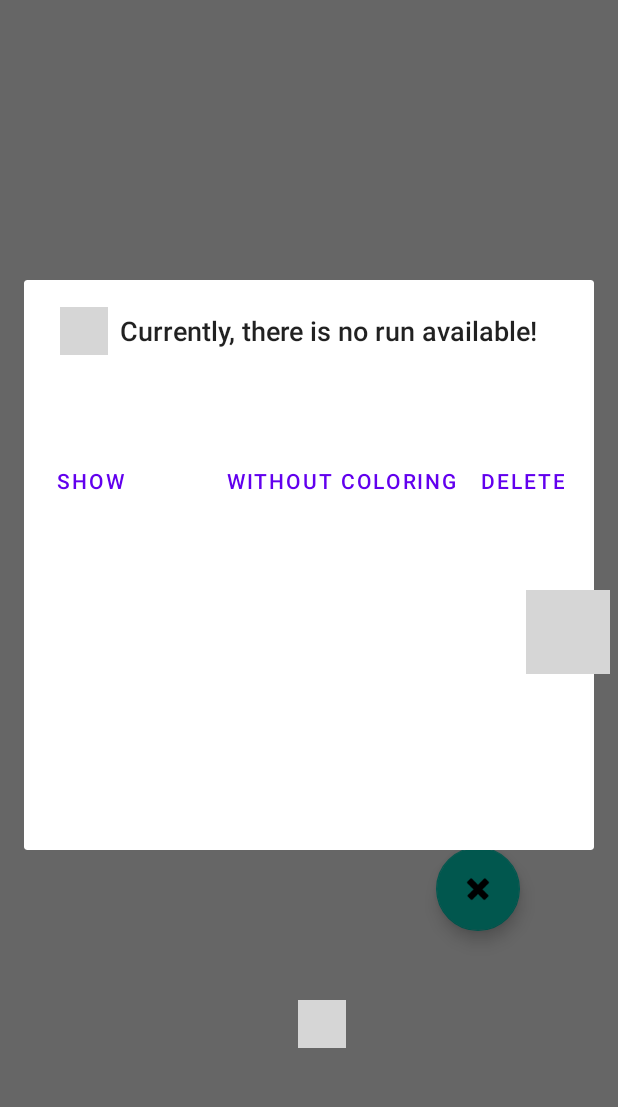
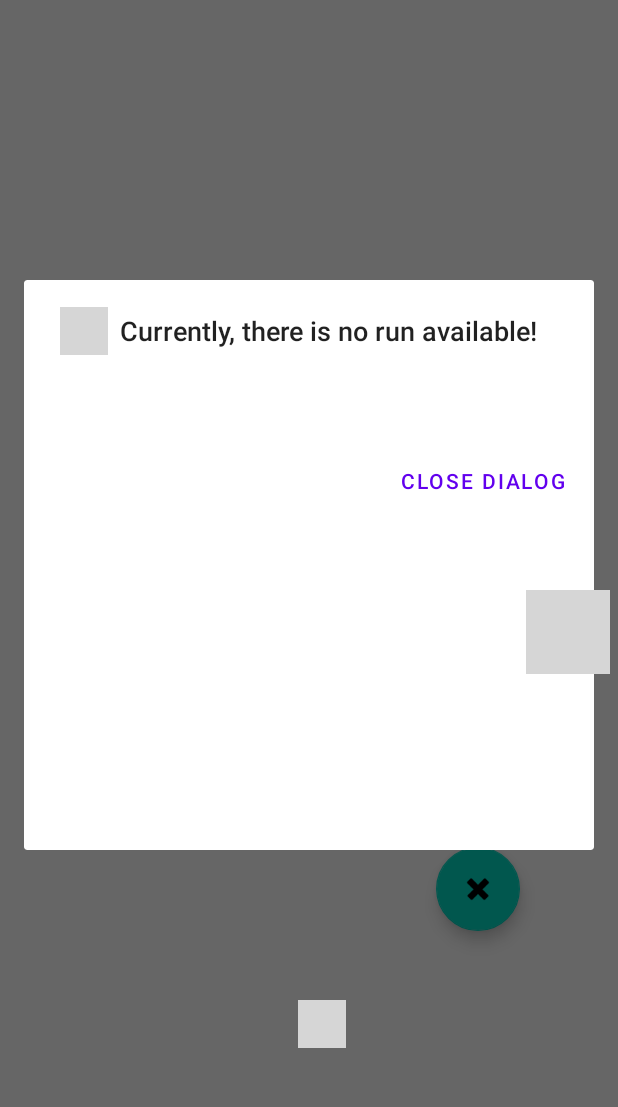
Before and after one commit to bernd-roth/Ultrarunning, an Android app: the screen it shows after launch (MapsActivity), after a tap on an icon or button, on a phone screen of 412 x 824 dp, the part 53-1160 px from its top. Run offline under Robolectric (Android 15) with nearby library versions, the phone set to English and light mode, and no system bars; our stand-ins replace EventBus, Timber; libraries missing offline, so code that uses them is left out: com.github.pengrad.mapscaleview, com.opencsv, org.shredzone.commons; plain views replace MapScaleView; 3 statements that could not run were skipped; 3 other taps on this screen came first; grey boxes are pictures that could not be loaded.

Commit message:
MapsActivity: show closing button in alertdialog if no tracks are listed

```diff
--- a/app/src/main/java/at/co/netconsulting/runningtracker/MapsActivity.java
+++ b/app/src/main/java/at/co/netconsulting/runningtracker/MapsActivity.java
@@ -555,6 +555,7 @@ public class MapsActivity extends BaseActivity implements OnMapReadyCallback, Go
             arrayAdapter.add(allEntries.get(i).getNumber_of_run() + ": " + allEntries.get(i).getDateTime() + "\n"
             + count + " points to load");
         }
+        if(allEntries.size()>0) {
             builderSingle.setNegativeButton(getResources().getString(R.string.buttonWithoutColoring), new DialogInterface.OnClickListener() {
                 @Override
                 public void onClick(DialogInterface dialog, int which) {
@@ -570,7 +571,7 @@ public class MapsActivity extends BaseActivity implements OnMapReadyCallback, Go
                         public void run() {
                             //Background work here
                             List<Run> allEntries = db.getSingleEntryOrderedByDateTime(numberOfRun);
-                        for(int i = 0; i < allEntries.size(); i++) {
+                            for (int i = 0; i < allEntries.size(); i++) {
                                 latLng[0] = new LatLng(allEntries.get(i).getLat(), allEntries.get(i).getLng());
                                 mPolylinePoints.add(latLng[0]);
                             }
@@ -591,14 +592,6 @@ public class MapsActivity extends BaseActivity implements OnMapReadyCallback, Go
                             });
                         }
                     });
-            }
-        });
-
-        builderSingle.setSingleChoiceItems(arrayAdapter, checkedItem, new DialogInterface.OnClickListener() {
-            @Override
-            public void onClick(DialogInterface dialog, int which) {
-                // user checked an item
-                whichItemChecked[0] = which;
                 }
             });
             builderSingle.setNeutralButton("Show", new DialogInterface.OnClickListener() {
@@ -651,6 +644,22 @@ public class MapsActivity extends BaseActivity implements OnMapReadyCallback, Go
 
                     db.deleteSingleEntry(intNumberOfRun);
                     Toast.makeText(getApplicationContext(), getResources().getString(R.string.single_entry_deleted), Toast.LENGTH_LONG).show();
+                }
+            });
+        } else {
+            builderSingle.setNegativeButton(getResources().getString(R.string.buttonCloseDialog), new DialogInterface.OnClickListener() {
+                @Override
+                public void onClick(DialogInterface dialog, int which) {
+                    dialog.cancel();
+                }
+            });
+        }
+
+        builderSingle.setSingleChoiceItems(arrayAdapter, checkedItem, new DialogInterface.OnClickListener() {
+            @Override
+            public void onClick(DialogInterface dialog, int which) {
+                // user checked an item
+                whichItemChecked[0] = which;
             }
         });
         setAlertDialogWithSpecificHeight(builderSingle);
--- a/app/src/main/res/values/strings.xml
+++ b/app/src/main/res/values/strings.xml
@@ -108,4 +108,5 @@
     <string name="time_speed">Time (in seconds)/Speed</string>
     <string name="import_gpx_file">Import GPX file</string>
     <string name="button_import">Import</string>
+    <string name="buttonCloseDialog">Close dialog</string>
 </resources>
```
Lines whose indentation alone changed are shown as unchanged.
